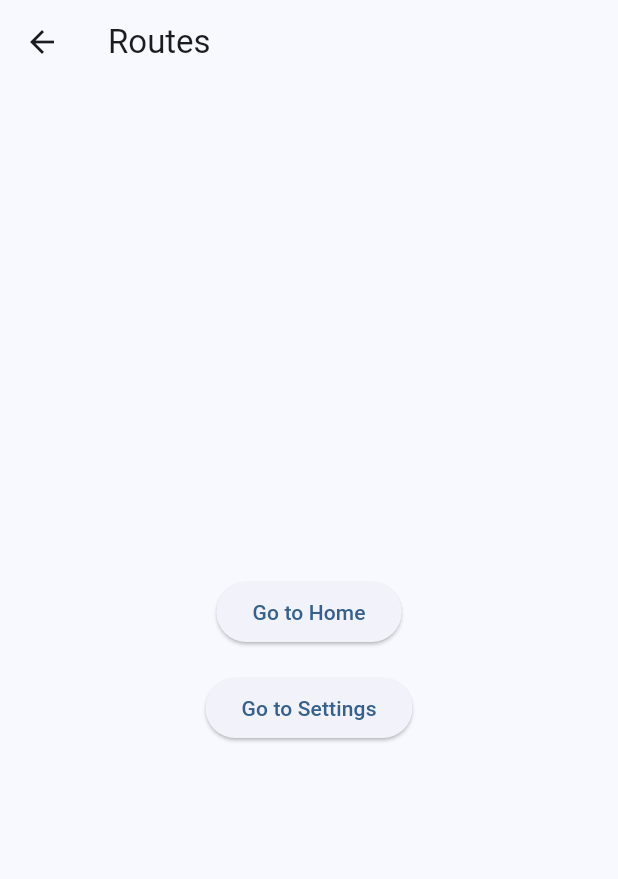
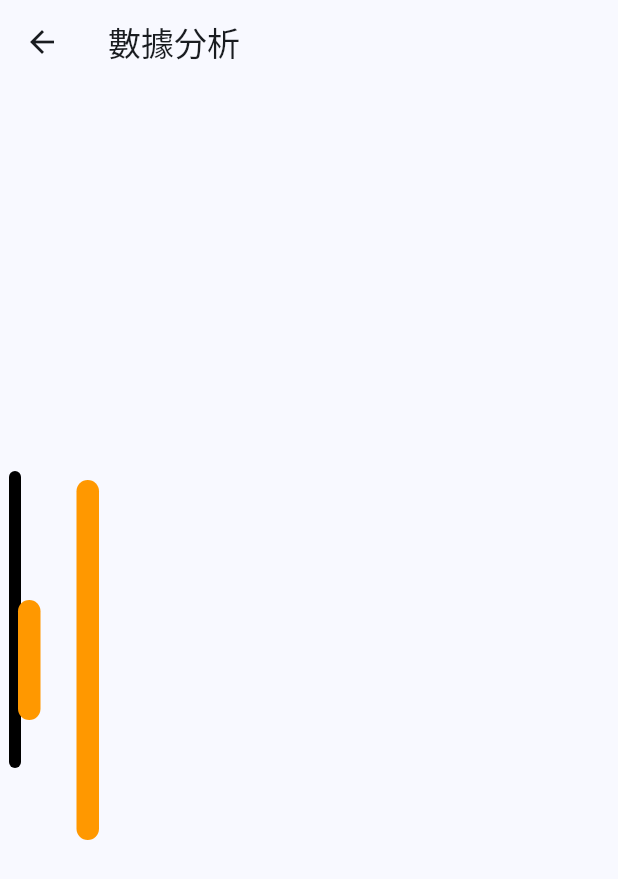
Before and after one commit to chengpuliang/tomato_bo, a Flutter app: the AnalysisPage screen opened directly, on a phone screen of 412 x 824 dp. Shown: the top 879 px of the screen. Run offline on Flutter 3.47's test engine with Material 3 defaults, Android fonts, the phone set to English and light mode, and no system bars.

Commit message:
12/11 18:00

```diff
--- a/lib/analysis.dart
+++ b/lib/analysis.dart
@@ -2,30 +2,90 @@ import 'package:flutter/material.dart';
 
 class AnalysisPage extends StatelessWidget {
   const AnalysisPage({super.key});
-
-
   @override
   Widget build(BuildContext context) {
+    var data = [10,30];
     return Scaffold(
       appBar: AppBar(
-        title: const Text('Routes'),
+        title: const Text('數據分析'),
       ),
       body: Center(
         child: Column(
           mainAxisAlignment: MainAxisAlignment.center,
           children: [
-            ElevatedButton(
-              onPressed: () => Navigator.pop(context),
-              child: const Text('Go to Home'),
-            ),
-            const SizedBox(height: 16),
-            ElevatedButton(
-              onPressed: () => Navigator.pop(context),
-              child: const Text('Go to Settings'),
-            ),
+            Stack(
+              children: [
+                CustomPaint(
+                  painter: ChartPainter(),
+                  size: const Size(100,200),
+                ),
+                Row(
+                  children: [
+                    for (var day in data)
+                      Bar(value: day,)
+                  ],
+                )
+              ],
+            )
           ],
         ),
       ),
     );
   }
 }
+
+class Bar extends StatefulWidget {
+  const Bar({required this.value});
+  final int value;
+
+  @override
+  State<StatefulWidget> createState() => _BarState();
+}
+
+class _BarState extends State<Bar> with SingleTickerProviderStateMixin {
+  late AnimationController _animationController;
+  late Animation<double> _animation;
+  @override
+  Widget build(BuildContext context) {
+    return AnimatedBuilder(
+      animation: _animationController,
+      builder: (context, child) {
+        return Container(
+          padding: EdgeInsets.all(12),
+          child: Container(
+              decoration: const BoxDecoration(
+                  color: Colors.orange,
+                  borderRadius: BorderRadius.all(Radius.circular(12))),
+              height: _animation.value,
+              width: 15.0),
+        );
+      },
+    );
+  }
+
+  @override
+  void initState() {
+    super.initState();
+    _animationController =
+        AnimationController(vsync: this, duration: const Duration(seconds: 1));
+    _animation = Tween<double>(begin: 0, end: widget.value * 8)
+        .animate(_animationController);
+    _animationController.forward();
+  }
+}
+
+class ChartPainter extends CustomPainter {
+  ChartPainter();
+  @override
+  void paint(Canvas canvas, Size size) {
+    final paint = Paint()
+      ..strokeCap = StrokeCap.round
+      ..strokeWidth = 8.0
+      ..color = Colors.black;
+    canvas.drawLine(const Offset(10, 10), Offset(10, size.height), paint);
+  }
+  @override
+  bool shouldRepaint(covariant CustomPainter oldDelegate) {
+    return false;
+  }
+}
```
Also changed, not shown: lib/main.dart (+37 -23 lines).
